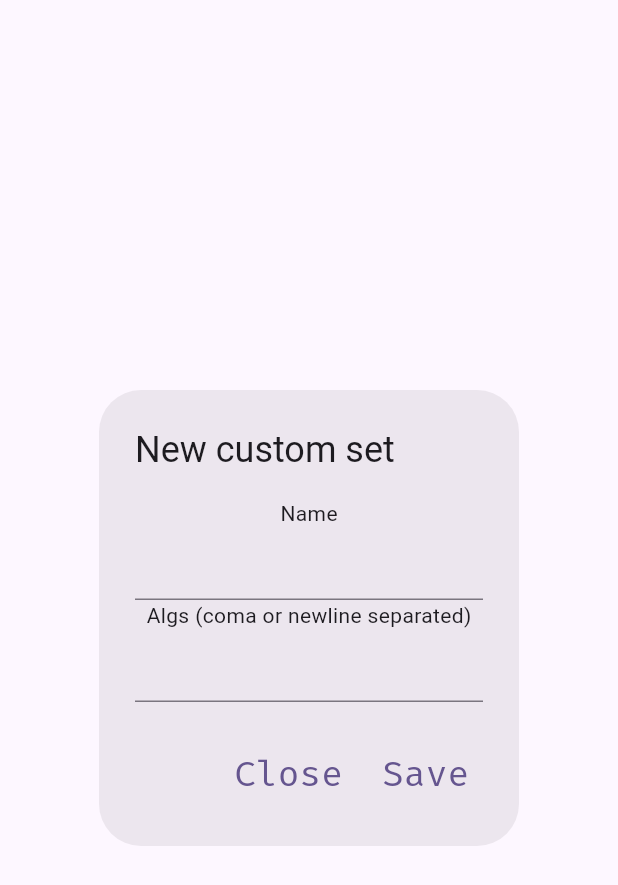
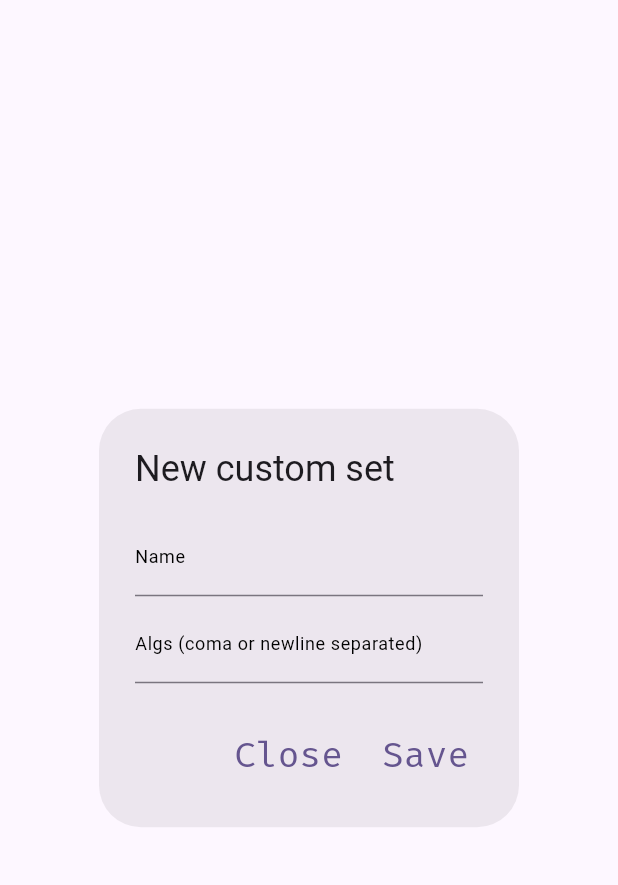
Before and after one commit to NicolasAubinet/3StyleTrainer, a Flutter app: the CustomSetDialog widget shown alone on an empty page, opened directly with empty values, on a phone screen of 412 x 824 dp. Shown: the top 885 px of the screen. Run offline on Flutter 3.47's test engine with Material 3 defaults, Android fonts, the phone set to English and light mode, and no system bars; our stand-ins replace data_table_2, google_fonts, shared_preferences, sqflite_common_ffi, timer_count_down; accounts and stored records are empty; generated files the repository leaves out were written again.

Commit message:
Improve new set dialog formating

```diff
--- a/lib/widgets/custom_set_dialog.dart
+++ b/lib/widgets/custom_set_dialog.dart
@@ -19,19 +19,28 @@ class CustomSetDialog extends StatelessWidget {
         mainAxisAlignment: MainAxisAlignment.center,
         mainAxisSize: MainAxisSize.min,
         children: [
-          Text(
-            AppLocalizations.of(context)!.customSetName,
-            textAlign: TextAlign.left,
-          ),
           TextField(
+            decoration: InputDecoration(
+              border: UnderlineInputBorder(),
+              labelText: AppLocalizations.of(context)!.customSetName,
+              labelStyle: Theme.of(context)
+                  .textTheme
+                  .bodySmall!
+                  .copyWith(color: Colors.black),
+            ),
             keyboardType: TextInputType.name,
             controller: _nameController,
           ),
-          Text(
-            AppLocalizations.of(context)!.customSetAlgs,
-            textAlign: TextAlign.left,
-          ),
+          SizedBox(height: 5),
           TextField(
+            decoration: InputDecoration(
+              border: UnderlineInputBorder(),
+              labelText: AppLocalizations.of(context)!.customSetAlgs,
+              labelStyle: Theme.of(context)
+                  .textTheme
+                  .bodySmall!
+                  .copyWith(color: Colors.black),
+            ),
             keyboardType: TextInputType.multiline,
             minLines: 1,
             maxLines: 6,
```
